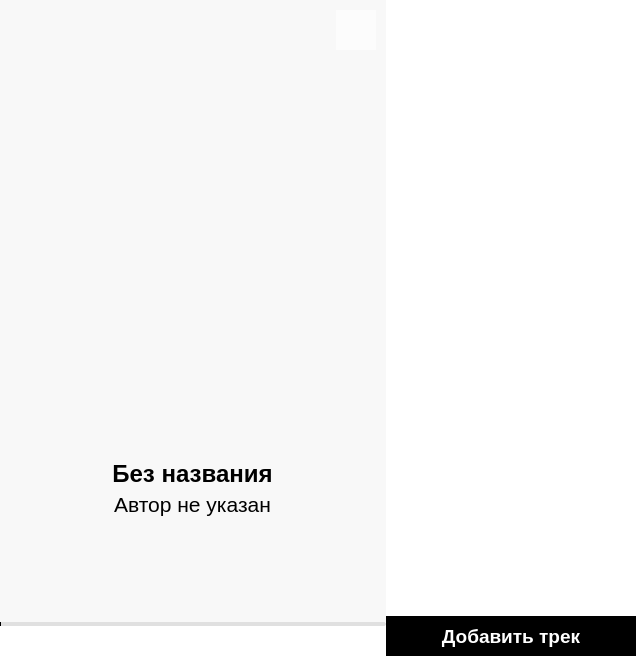
crockshine/UP-05-Korolev.M.N-204, file public/ui/ui_main.ui: the form before one commit.
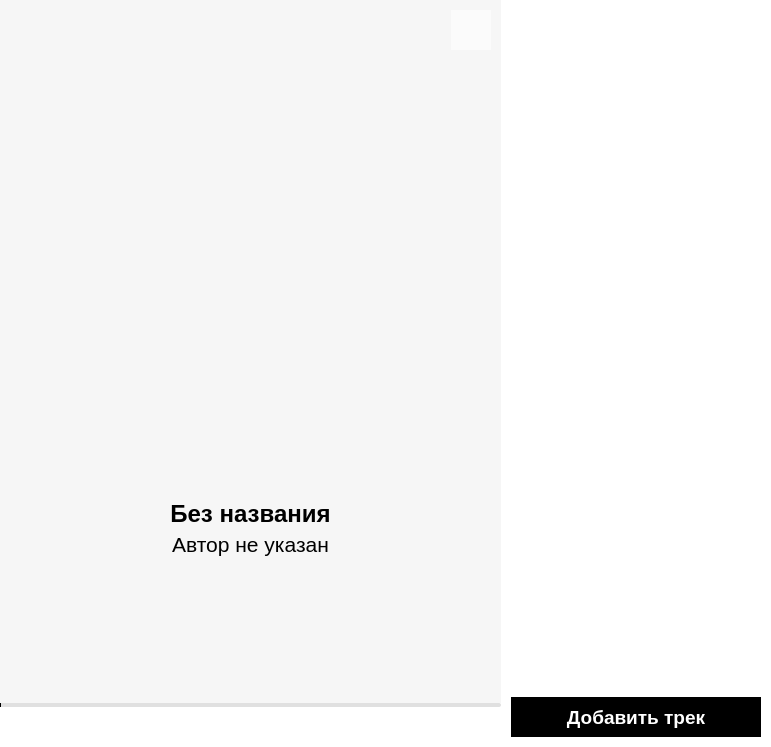
The form after the commit. Icons and pictures are not drawn.

```diff
--- a/public/ui/ui_main.ui
+++ b/public/ui/ui_main.ui
@@ -6,8 +6,8 @@
    <rect>
     <x>0</x>
     <y>0</y>
-    <width>636</width>
-    <height>666</height>
+    <width>771</width>
+    <height>747</height>
    </rect>
   </property>
   <property name="sizePolicy">
@@ -94,7 +94,7 @@
           </sizepolicy>
          </property>
          <property name="styleSheet">
-          <string notr="true">background: rgba(255,255,255,150);</string>
+          <string notr="true">background: rgba(255,255,255,110);</string>
          </property>
          <layout class="QVBoxLayout" name="verticalLayout_2" stretch="0,0,0">
           <property name="spacing">
@@ -262,6 +262,12 @@
                <property name="styleSheet">
                 <string notr="true">border-radius: 100</string>
                </property>
+               <property name="frameShape">
+                <enum>QFrame::Shape::NoFrame</enum>
+               </property>
+               <property name="frameShadow">
+                <enum>QFrame::Shadow::Plain</enum>
+               </property>
                <property name="text">
                 <string/>
                </property>
@@ -662,7 +668,7 @@
         <number>0</number>
        </property>
        <property name="topMargin">
-        <number>10</number>
+        <number>0</number>
        </property>
        <property name="rightMargin">
         <number>0</number>
@@ -689,8 +695,8 @@
            <rect>
             <x>0</x>
             <y>0</y>
-            <width>250</width>
-            <height>601</height>
+            <width>270</width>
+            <height>692</height>
            </rect>
           </property>
           <property name="styleSheet">
@@ -724,13 +730,13 @@
         <widget class="QWidget" name="buttonLayout" native="true">
          <layout class="QVBoxLayout" name="verticalLayout_6">
           <property name="leftMargin">
-           <number>0</number>
+           <number>10</number>
           </property>
           <property name="topMargin">
            <number>0</number>
           </property>
           <property name="rightMargin">
-           <number>0</number>
+           <number>10</number>
           </property>
           <property name="bottomMargin">
            <number>0</number>
```
Left out of the diff: 13 changed lines with no effect on the pictures.
